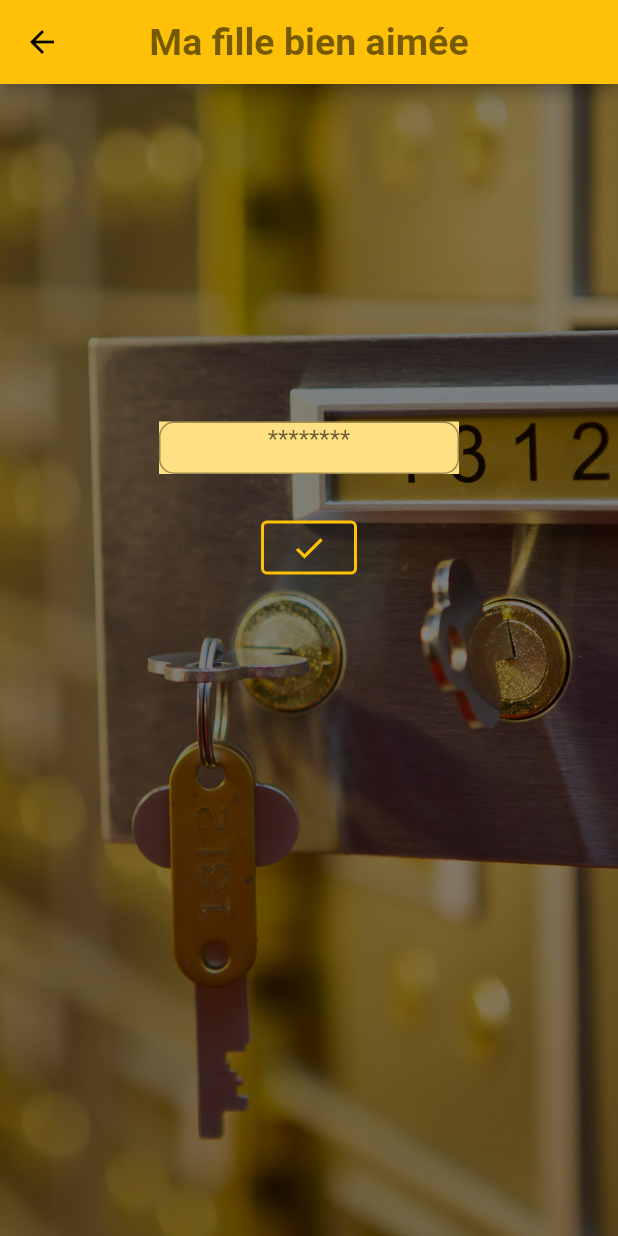
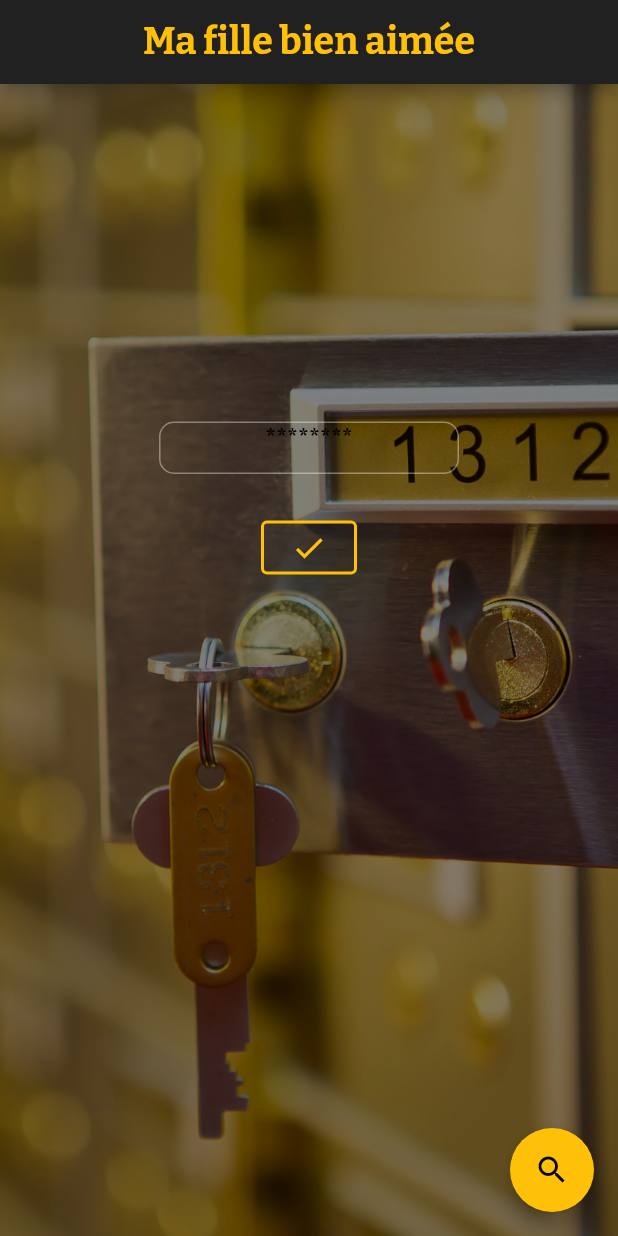
Before and after one commit to EroMCakes/flutter-oya-bank-app, a Flutter app: the screen it shows after launch, after a tap on "Start", on a phone screen of 412 x 824 dp. Run offline on Flutter 3.47's test engine with Material 2 defaults, Android fonts, the light colour scheme and no system bars; our stand-ins replace google_fonts.

Commit message:
added birthday girl pictur with body pop on tap gesture and reday screen of combinaison

```diff
--- a/oyabank/lib/main.dart
+++ b/oyabank/lib/main.dart
@@ -1,4 +1,5 @@
 import 'package:flutter/material.dart';
+import 'package:google_fonts/google_fonts.dart';
 
 import './screens/startScreen.dart';
 
@@ -11,7 +12,12 @@
       title: 'OYA Bank',
       debugShowCheckedModeBanner: false,
       theme: ThemeData(
+        //Default brightness and colors for the APP
+        brightness: Brightness.dark,
         primarySwatch: Colors.amber,
+
+        //Default font
+        fontFamily: GoogleFonts.bitter().fontFamily,
       ),
       home: MyHomePage(),
     );
--- a/oyabank/lib/screens/birthday.dart
+++ b/oyabank/lib/screens/birthday.dart
@@ -1,6 +1,8 @@
 import 'package:flutter/material.dart';
+import 'package:oyabank/screens/codeAnniv.dart';
 
 import 'dalasScreen.dart';
+import '../Widgets/annivshow.dart';
 
 class birthdayScreen extends StatefulWidget {
   @override
@@ -9,16 +11,19 @@
 
 class _birthdayScreenState extends State<birthdayScreen> {
   final inputCodeController = TextEditingController();
+  bool _cor = true;
 
   void _submitCode() {
-    if (inputCodeController.text.isEmpty)
-      return;
-    else if (inputCodeController.text == "24062010") {
-      Navigator.push(
-          context, MaterialPageRoute(builder: (context) => dallasScreen()));
-    } else {
-      inputCodeController.text == "";
-    }
+    setState(() {
+      if (inputCodeController.text == '24062010') {
+        _cor = true;
+        Navigator.push(
+            context, MaterialPageRoute(builder: (context) => codeAnniv()));
+      } else {
+        _cor = false;
+        inputCodeController.clear();
+      }
+    });
   }
 
   @override
@@ -35,10 +40,11 @@
       child: Scaffold(
         backgroundColor: Colors.transparent,
         appBar: AppBar(
+          automaticallyImplyLeading: false,
           title: Text(
             'Ma fille bien aimée',
             style: TextStyle(
-              color: Colors.black54,
+              color: Colors.amber,
               fontWeight: FontWeight.bold,
               fontSize: 25,
             ),
@@ -54,18 +60,26 @@
               Container(
                 width: 200,
                 height: 35,
-                color: Colors.amber[200],
                 margin: EdgeInsets.all(25),
                 child: TextField(
+                  keyboardType: TextInputType.number,
+                  textAlign: TextAlign.center,
+                  controller: inputCodeController,
                   decoration: InputDecoration(
+                    fillColor: Colors.amber[200],
+                    hintText: '********',
+                    hintStyle: TextStyle(
+                      color: Colors.black,
+                      fontWeight: FontWeight.bold,
+                    ),
+                    errorText: !_cor ? 'Mauvaise réponse!' : null,
+                    errorStyle: TextStyle(
+                      decoration: TextDecoration.underline,
+                    ),
                     border: OutlineInputBorder(
                       borderRadius: BorderRadius.circular(10),
                     ),
-                    hintText: '********',
                   ),
-                  keyboardType: TextInputType.number,
-                  textAlign: TextAlign.center,
-                  controller: inputCodeController,
                   onSubmitted: (_) => _submitCode(),
                 ),
               ),
@@ -82,6 +96,18 @@
             ],
           ),
         ),
+        floatingActionButtonLocation: FloatingActionButtonLocation.endFloat,
+        floatingActionButton: FloatingActionButton(
+          backgroundColor: Colors.amber,
+          child: Icon(
+            Icons.search,
+            color: Colors.black,
+          ),
+          onPressed: () => {
+            Navigator.of(context)
+                .push(MaterialPageRoute(builder: (context) => annivShow()))
+          },
+        ),
       ),
     );
   }
--- a/oyabank/lib/screens/dalasScreen.dart
+++ b/oyabank/lib/screens/dalasScreen.dart
@@ -38,7 +38,7 @@
           title: Text(
             'Time Zone',
             style: TextStyle(
-              color: Colors.black54,
+              color: Colors.amber,
               fontWeight: FontWeight.bold,
               fontSize: 25,
             ),
--- a/oyabank/lib/screens/startScreen.dart
+++ b/oyabank/lib/screens/startScreen.dart
@@ -15,18 +15,23 @@
       ),
       child: Scaffold(
         backgroundColor: Colors.transparent,
-        appBar: AppBar(
-          title: Text(
-            'Bienvenue chez OYA Bank',
+        body: Center(
+          child: Column(
+            children: <Widget>[
+              Container(
+                child: Text(
+                  'OYA Bank',
+                  textAlign: TextAlign.center,
                   style: TextStyle(
-              color: Colors.black54,
+                    fontSize: 30,
                     fontWeight: FontWeight.bold,
-              fontSize: 25,
+                    color: Colors.amber,
                   ),
                 ),
-          centerTitle: true,
+                margin: EdgeInsets.all(55),
+                padding: EdgeInsets.only(bottom: 150, top: 30),
               ),
-        body: Center(
+              Container(
                 child: OutlinedButton(
                   child: Text(
                     'Start',
@@ -35,8 +40,10 @@
                     ),
                   ),
                   onPressed: () {
-              Navigator.push(context,
-                  MaterialPageRoute(builder: (context) => birthdayScreen()));
+                    Navigator.push(
+                        context,
+                        MaterialPageRoute(
+                            builder: (context) => birthdayScreen()));
                   },
                   style: OutlinedButton.styleFrom(
                     side: BorderSide(
@@ -46,6 +53,9 @@
                   ),
                 ),
               ),
+            ],
+          ),
+        ),
       ),
     );
   }
--- a/oyabank/pubspec.yaml
+++ b/oyabank/pubspec.yaml
@@ -28,6 +28,7 @@
   # The following adds the Cupertino Icons font to your application.
   # Use with the CupertinoIcons class for iOS style icons.
   cupertino_icons: ^1.0.2
+  google_fonts: ^2.1.0
 
 dev_dependencies:
   flutter_test:
```
Also changed, not shown: oyabank/lib/Widgets/annivshow.dart (added, +26 -0 lines), oyabank/lib/screens/codeAnniv.dart (added, +32 -0 lines), oyabank/assets/images/anniv.jpg (added). Lines whose indentation alone changed are shown as unchanged.
